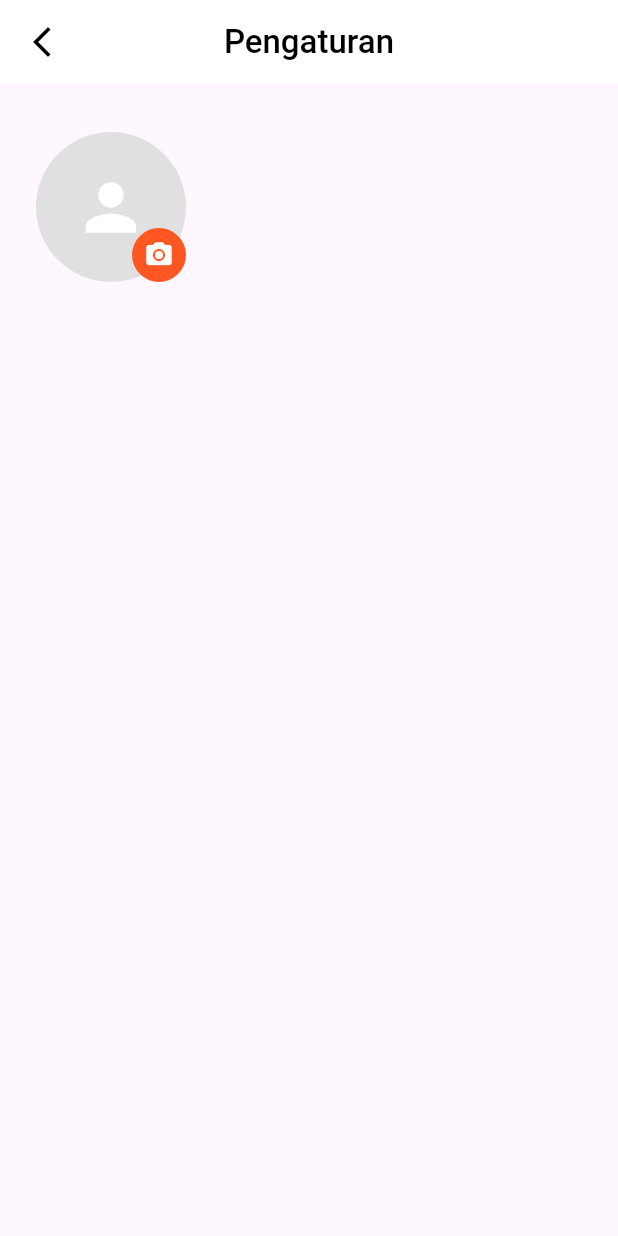
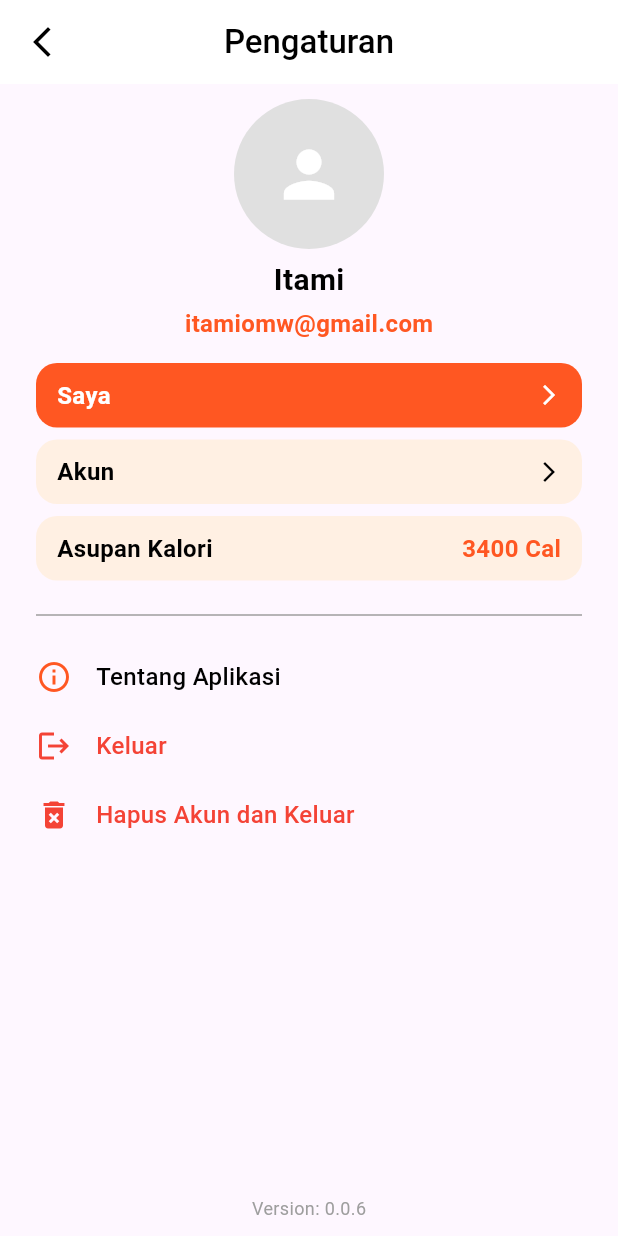
Before and after one commit to AdityaWijayanto19/Auth_App_Flutter, a Flutter app: the screen it shows once a user with an empty profile is signed in, after a tap on the "settings" icon, on a phone screen of 412 x 824 dp. Run offline on Flutter 3.47's test engine with Material 3 defaults, Android fonts, the phone set to English and light mode, and no system bars; our stand-ins replace image_picker, supabase_flutter; accounts and stored records are empty; network calls fail; Roboto replaces fonts that are missing (Poppins).

Commit message:
modify some files

```diff
--- a/lib/presentation/pages/login.dart
+++ b/lib/presentation/pages/login.dart
@@ -197,11 +197,13 @@ class _LoginState extends State<LoginForm> {
                             MaterialPageRoute(builder: (context) => Register()),
                           );
                         },
+                        style: TextButton.styleFrom(padding: EdgeInsets.symmetric(horizontal: 5)),
                         child: Text(
                           'Daftar Akun',
                           style: TextStyle(
                             color: Colors.deepOrange,
                             decoration: TextDecoration.underline,
+                            decorationColor: Colors.deepOrange
                           ),
                         ),
                       ),
--- /dev/null
+++ b/lib/presentation/pages/saya.dart
@@ -0,0 +1,15 @@
+import 'package:flutter/material.dart';
+
+class Saya extends StatefulWidget {
+  const Saya({super.key});
+
+  @override
+  State<Saya> createState() => _SayaState();
+}
+
+class _SayaState extends State<Saya> {
+  @override
+  Widget build(BuildContext context) {
+    return const Placeholder();
+  }
+}
--- a/lib/presentation/pages/setting.dart
+++ b/lib/presentation/pages/setting.dart
@@ -1,6 +1,6 @@
 import 'dart:io';
+import 'package:auth_app/presentation/pages/saya.dart';
 import 'package:flutter/material.dart';
-import 'package:image_picker/image_picker.dart';
 
 class Setting extends StatefulWidget {
   const Setting({super.key});
@@ -12,15 +12,71 @@ class Setting extends StatefulWidget {
 class _SettingState extends State<Setting> {
   File? _avatarFile;
 
-  Future<void> _pickImage() async {
-    final picker = ImagePicker();
-    final result = await picker.pickImage(source: ImageSource.gallery);
+  Widget _buildPengaturanItem({
+    required String title,
+    required Widget rightChild,
+    required Color titleColor,
+    required Color backgroundColor,
+    required Function() onTap,
+  }) {
+    return InkWell(
+      onTap: onTap,
+      borderRadius: BorderRadius.circular(14),
+      child: Container(
+        width: double.infinity,
+        padding: const EdgeInsets.symmetric(horizontal: 14, vertical: 10),
+        decoration: BoxDecoration(
+          color: backgroundColor,
+          borderRadius: BorderRadius.circular(14),
+        ),
+        child: Row(
+          mainAxisAlignment: MainAxisAlignment.spaceBetween,
+          children: [
+            Text(
+              title,
+              style: TextStyle(
+                color: titleColor,
+                fontWeight: FontWeight.w600,
+                fontSize: 16,
+              ),
+            ),
+            rightChild,
+          ],
+        ),
+      ),
+    );
+  }
 
-    if (result != null) {
-      setState(() {
-        _avatarFile = File(result.path);
-      });
-    }
+  Widget _buildBottomItem({
+    required String title,
+    required IconData icon,
+    required Color iconColor,
+    required Color titleColor,
+    required Function() onTap,
+  }) {
+    return InkWell(
+      onTap: onTap,
+      child: Padding(
+        padding: const EdgeInsets.symmetric(vertical: 6.0),
+        child: Row(
+          children: [
+            Icon(
+              icon,
+              color: iconColor,
+            ),
+            const SizedBox(width: 16),
+            Text(
+              title,
+              style: TextStyle(
+                fontWeight: FontWeight.w500,
+                color: titleColor,
+                fontSize: 16,
+              ),
+            ),
+          ],
+        ),
+      ),
+    );
   }
 
   @override
@@ -41,15 +97,12 @@ class _SettingState extends State<Setting> {
       ),
       body: SafeArea(
         child: Column(
+          crossAxisAlignment: CrossAxisAlignment.center,
           children: [
-            Expanded(
-              child: SingleChildScrollView(
-                padding: const EdgeInsets.all(24.0),
+            const SizedBox(height: 10),
+
+            Center(
               child: Column(
-                  children: [
-                    const SizedBox(height: 8),
-                    Stack(
-                      alignment: Alignment.bottomRight,
                 children: [
                   CircleAvatar(
                     radius: 50,
@@ -58,31 +111,85 @@ class _SettingState extends State<Setting> {
                         ? FileImage(_avatarFile!)
                         : null,
                     child: _avatarFile == null
-                              ? const Icon(
-                                  Icons.person,
-                                  size: 50,
-                                  color: Colors.white,
-                                )
+                        ? const Icon( Icons.person, size: 50, color: Colors.white)
                         : null,
                   ),
-                        CircleAvatar(
-                          radius: 18,
-                          backgroundColor: Colors.deepOrange,
-                          child: IconButton(
-                            icon: const Icon(
-                              Icons.camera_alt,
-                              color: Colors.white,
-                              size: 20,
+                  const SizedBox(height: 6),
+                  const Text(
+                    'Itami',
+                    style: TextStyle(
+                      color: Colors.black,
+                      fontWeight: FontWeight.w600,
+                      fontSize: 20,
                     ),
-                            onPressed: _pickImage,
+                  ),
+                  const SizedBox(height: 3),
+                  const Text(
+                    'itamiomw@gmail.com',
+                    style: TextStyle(
+                      color: Colors.deepOrange,
+                      fontSize: 16,
+                      fontWeight: FontWeight.w600,
                     ),
                   ),
                 ],
               ),
+            ),
+
+            const SizedBox(height: 15),
+
+            Padding(
+              padding: const EdgeInsets.symmetric(horizontal: 24.0),
+              child: Column(
+                children: [
+                  _buildPengaturanItem(
+                    title: 'Saya', titleColor: Colors.white, backgroundColor: Colors.deepOrange,
+                    rightChild: const Icon(Icons.arrow_forward_ios, color: Colors.white, size: 16),
+                    onTap: () => Navigator.push(context, MaterialPageRoute<void>(builder: (context) => const Saya())),
+                  ),
+                  const SizedBox(height: 8),
+                  _buildPengaturanItem(
+                    title: 'Akun', titleColor: Colors.black, backgroundColor: const Color(0xFFFFF0E3),
+                    rightChild: const Icon(Icons.arrow_forward_ios, color: Colors.black, size: 16),
+                    onTap: () {},
+                  ),
+                  const SizedBox(height: 8),
+                  _buildPengaturanItem(
+                    title: 'Asupan Kalori', titleColor: Colors.black, backgroundColor: const Color(0xFFFFF0E3),
+                    rightChild: const Text('3400 Cal', style: TextStyle(color: Colors.deepOrange, fontWeight: FontWeight.w600, fontSize: 16)),
+                    onTap: () {},
+                  ),
                 ],
               ),
             ),
+
+            const SizedBox(height: 15),
+
+            const Divider(thickness: 1, color: Colors.grey, indent: 24, endIndent: 24),
+
+            const SizedBox(height: 15),
+
+            Padding(
+              padding: const EdgeInsets.symmetric(horizontal: 24.0),
+              child: Column(
+                children: [
+                  _buildBottomItem(title: 'Tentang Aplikasi', icon: Icons.info_outline, iconColor: Colors.deepOrange, titleColor: Colors.black, onTap: () {}),
+                  const SizedBox(height: 10),
+                  _buildBottomItem(title: 'Keluar', icon: Icons.logout, iconColor: Colors.red, titleColor: Colors.red, onTap: () {}),
+                  const SizedBox(height: 10),
+                  _buildBottomItem(title: 'Hapus Akun dan Keluar', icon: Icons.delete_forever, iconColor: Colors.red, titleColor: Colors.red, onTap: () {}),
+                ],
               ),
+            ),
+
+            const Spacer(),
+
+            const Text(
+              'Version: 0.0.6',
+              style: TextStyle(color: Colors.grey, fontSize: 12),
+            ),
+
+            const SizedBox(height: 10),
           ],
         ),
       ),
```
Also changed, not shown: lib/presentation/pages/register.dart (+22 -16 lines), lib/service/auth_service.dart (+31 -8 lines). Lines whose indentation alone changed are shown as unchanged.
